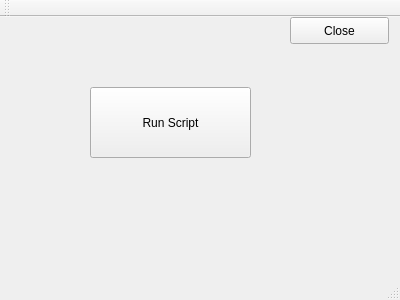
First picture: the form in call_sh/mainwindow.ui, repository sarvesh0303/QT_PID, before the edit.
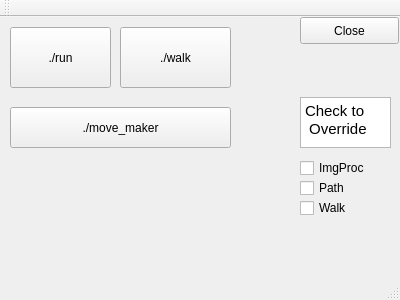
Second picture: the form after the edit.

Commit message: added push buttons and checkboxes

Diff of the .ui file:
```diff
--- a/call_sh/mainwindow.ui
+++ b/call_sh/mainwindow.ui
@@ -14,10 +14,10 @@
    <string>MainWindow</string>
   </property>
   <widget class="QWidget" name="centralWidget">
-   <widget class="QPushButton" name="pushButton">
+   <widget class="QPushButton" name="close_pushButton">
     <property name="geometry">
      <rect>
-      <x>290</x>
+      <x>300</x>
       <y>0</y>
       <width>99</width>
       <height>27</height>
@@ -30,14 +30,97 @@
    <widget class="QPushButton" name="pushButton_2">
     <property name="geometry">
      <rect>
-      <x>90</x>
-      <y>70</y>
-      <width>161</width>
-      <height>71</height>
+      <x>10</x>
+      <y>10</y>
+      <width>101</width>
+      <height>61</height>
      </rect>
     </property>
     <property name="text">
-     <string>Run Script</string>
+     <string>./run</string>
+    </property>
+   </widget>
+   <widget class="QCheckBox" name="walk_check">
+    <property name="geometry">
+     <rect>
+      <x>300</x>
+      <y>180</y>
+      <width>97</width>
+      <height>22</height>
+     </rect>
+    </property>
+    <property name="text">
+     <string>Walk</string>
+    </property>
+   </widget>
+   <widget class="QCheckBox" name="path_check">
+    <property name="geometry">
+     <rect>
+      <x>300</x>
+      <y>160</y>
+      <width>97</width>
+      <height>22</height>
+     </rect>
+    </property>
+    <property name="text">
+     <string>Path</string>
+    </property>
+   </widget>
+   <widget class="QTextBrowser" name="textBrowser">
+    <property name="geometry">
+     <rect>
+      <x>300</x>
+      <y>80</y>
+      <width>91</width>
+      <height>51</height>
+     </rect>
+    </property>
+    <property name="html">
+     <string>&lt;!DOCTYPE HTML PUBLIC &quot;-//W3C//DTD HTML 4.0//EN&quot; &quot;http://www.w3.org/TR/REC-html40/strict.dtd&quot;&gt;
+&lt;html&gt;&lt;head&gt;&lt;meta name=&quot;qrichtext&quot; content=&quot;1&quot; /&gt;&lt;style type=&quot;text/css&quot;&gt;
+p, li { white-space: pre-wrap; }
+&lt;/style&gt;&lt;/head&gt;&lt;body style=&quot; font-family:'Ubuntu'; font-size:11pt; font-weight:400; font-style:normal;&quot;&gt;
+&lt;p style=&quot; margin-top:0px; margin-bottom:0px; margin-left:0px; margin-right:0px; -qt-block-indent:0; text-indent:0px;&quot;&gt;Check to&lt;/p&gt;
+&lt;p style=&quot; margin-top:0px; margin-bottom:0px; margin-left:0px; margin-right:0px; -qt-block-indent:0; text-indent:0px;&quot;&gt; Override&lt;/p&gt;&lt;/body&gt;&lt;/html&gt;</string>
+    </property>
+   </widget>
+   <widget class="QCheckBox" name="ip_check">
+    <property name="geometry">
+     <rect>
+      <x>300</x>
+      <y>140</y>
+      <width>97</width>
+      <height>22</height>
+     </rect>
+    </property>
+    <property name="text">
+     <string>ImgProc</string>
+    </property>
+   </widget>
+   <widget class="QPushButton" name="pushButton">
+    <property name="geometry">
+     <rect>
+      <x>120</x>
+      <y>10</y>
+      <width>111</width>
+      <height>61</height>
+     </rect>
+    </property>
+    <property name="text">
+     <string>./walk</string>
+    </property>
+   </widget>
+   <widget class="QPushButton" name="pushButton_3">
+    <property name="geometry">
+     <rect>
+      <x>10</x>
+      <y>90</y>
+      <width>221</width>
+      <height>41</height>
+     </rect>
+    </property>
+    <property name="text">
+     <string>./move_maker</string>
     </property>
    </widget>
   </widget>
```
Left out of the diff: 2 changed lines with no effect on the pictures. The commit also changes 11 other files.
